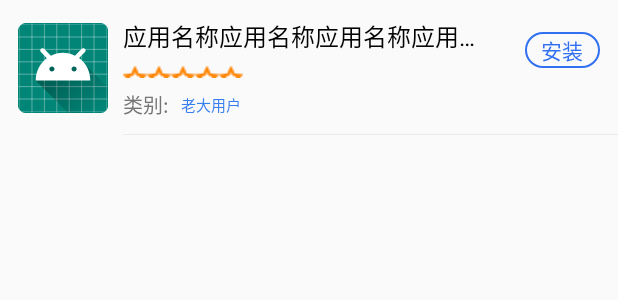
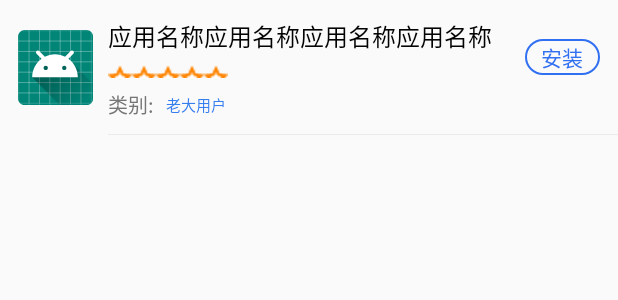
Before and after one commit to Zhangzhenguo-git/ShopApp_master, an Android app: the layout shop_item_layout.xml on its own in the app's theme, with its tools: preview values and no code run, on a phone screen of 412 x 824 dp. Shown: the top 300 px of the screen. Run offline under Robolectric (Android 15) with nearby library versions, the phone set to English and light mode, and no system bars.

Commit message:
应用商店，下载安装打开更新

```diff
--- a/app/src/main/java/com/dc/shopapp/model/InstallDownCallback.java
+++ b/app/src/main/java/com/dc/shopapp/model/InstallDownCallback.java
@@ -21,6 +21,14 @@ public class InstallDownCallback {
         this.mActivity=activity;
     }
 
+    /**
+     * 下载入口，根据需求添加各种参数，通过此方法调用网络请求下载接口
+     */
+    public void down(){
+//        下载中，下载文件，下载成功或失败通知在下方接口
+
+    }
+
 
     public interface setOnInstallDownListener{
         void onProgress();
--- /dev/null
+++ b/app/src/main/res/drawable/science_download_progress_horizontal.xml
@@ -0,0 +1,29 @@
+<?xml version="1.0" encoding="utf-8"?>
+<layer-list xmlns:android="http://schemas.android.com/apk/res/android">
+
+    <item android:id="@android:id/background">
+        <shape>
+            <corners android:radius="@dimen/dp_12" />
+            <solid android:color="#ff9cbcff" />
+        </shape>
+    </item>
+
+    <item android:id="@android:id/secondaryProgress">
+        <clip>
+            <shape>
+                <corners android:radius="@dimen/dp_12" />
+                <solid android:color="#ff9cbcff" />
+            </shape>
+        </clip>
+    </item>
+
+    <item android:id="@android:id/progress">
+        <clip>
+            <shape>
+                <corners android:radius="@dimen/dp_12" />
+                <solid android:color="#ff3270f2" />
+            </shape>
+        </clip>
+    </item>
+
+</layer-list>
--- /dev/null
+++ b/app/src/main/res/drawable/shop_ratingbar.xml
@@ -0,0 +1,17 @@
+<?xml version="1.0" encoding="utf-8"?>
+	<layer-list xmlns:android="http://schemas.android.com/apk/res/android">
+
+	<item
+	    android:id="@android:id/background"
+	    android:drawable="@drawable/shop_score">
+	</item>
+	<item
+	    android:id="@android:id/secondaryProgress"
+	    android:drawable="@drawable/shop_score">
+	</item>
+	<item
+	    android:id="@android:id/progress"
+	    android:drawable="@drawable/shop_score_select">
+	</item>
+
+	</layer-list>
--- a/app/src/main/res/layout/shop_item_layout.xml
+++ b/app/src/main/res/layout/shop_item_layout.xml
@@ -1,29 +1,30 @@
 <?xml version="1.0" encoding="utf-8"?>
 <androidx.constraintlayout.widget.ConstraintLayout xmlns:android="http://schemas.android.com/apk/res/android"
+    xmlns:app="http://schemas.android.com/apk/res-auto"
+    xmlns:tools="http://schemas.android.com/tools"
     android:layout_width="match_parent"
-    android:layout_height="@dimen/dp_90"
-    xmlns:app="http://schemas.android.com/apk/res-auto"
-    xmlns:tools="http://schemas.android.com/tools">
+    android:layout_height="@dimen/dp_90">
+
     <ImageView
         android:id="@+id/appListItemIvLogo"
-        android:layout_width="@dimen/dp_60"
-        android:layout_height="@dimen/dp_60"
+        android:layout_width="@dimen/dp_50"
+        android:layout_height="@dimen/dp_50"
+        android:layout_marginStart="@dimen/dp_12"
+        android:scaleType="fitXY"
+        app:layout_constraintBottom_toBottomOf="parent"
+        app:layout_constraintStart_toStartOf="parent"
         app:layout_constraintTop_toTopOf="parent"
-        app:layout_constraintStart_toStartOf="parent"
-        app:layout_constraintBottom_toBottomOf="parent"
-        android:layout_marginStart="@dimen/dp_12"
-        tools:src="@mipmap/ic_launcher"
-        android:scaleType="fitXY"/>
+        tools:src="@mipmap/ic_launcher" />
 
     <ImageView
         android:id="@+id/appListItemIvIconOnline"
         android:layout_width="@dimen/dp_10"
         android:layout_height="@dimen/dp_10"
+        android:scaleType="fitXY"
+        android:src="@mipmap/ic_launcher"
+        android:visibility="gone"
         app:layout_constraintEnd_toEndOf="@id/appListItemIvLogo"
-        app:layout_constraintTop_toTopOf="@id/appListItemIvLogo"
-        android:scaleType="fitXY"
-        android:visibility="gone"
-        android:src="@mipmap/ic_launcher"/>
+        app:layout_constraintTop_toTopOf="@id/appListItemIvLogo" />
 
 
     <androidx.constraintlayout.widget.Guideline
@@ -37,137 +38,136 @@
         android:id="@+id/appListItemTvTitle"
         android:layout_width="0dp"
         android:layout_height="wrap_content"
-        app:layout_constraintTop_toTopOf="parent"
-        app:layout_constraintStart_toEndOf="@id/appListItemIvLogo"
-        app:layout_constraintEnd_toEndOf="@id/guideline2"
-        app:layout_constraintBottom_toTopOf="@+id/rating"
         android:layout_marginStart="@dimen/dp_10"
-        tools:text="应用名称应用名称应用名称应用名称应用名称"
+        android:layout_marginTop="@dimen/dp_4"
+        android:ellipsize="end"
         android:singleLine="true"
-        android:ellipsize="end"
         android:textColor="@color/c_030303"
         android:textSize="@dimen/sp_16"
-        android:layout_marginTop="@dimen/dp_4"/>
+        app:layout_constraintBottom_toTopOf="@+id/rating"
+        app:layout_constraintEnd_toEndOf="@id/guideline2"
+        app:layout_constraintStart_toEndOf="@id/appListItemIvLogo"
+        app:layout_constraintTop_toTopOf="parent"
+        tools:text="应用名称应用名称应用名称应用名称" />
 
     <RatingBar
         android:id="@+id/rating"
         style="@style/scienceAppListItemRatingBar"
         android:layout_width="wrap_content"
         android:layout_height="wrap_content"
+        android:isIndicator="true"
         android:numStars="5"
         android:rating="0"
         android:stepSize="1"
-        android:isIndicator="true"
+        app:layout_constraintBottom_toTopOf="@+id/appListItemTvType"
         app:layout_constraintStart_toStartOf="@id/appListItemTvTitle"
-        app:layout_constraintTop_toBottomOf="@id/appListItemTvTitle"
-        app:layout_constraintBottom_toTopOf="@+id/appListItemTvType"
-        />
+        app:layout_constraintTop_toBottomOf="@id/appListItemTvTitle" />
 
     <TextView
         android:id="@+id/appListItemTvType"
         android:layout_width="wrap_content"
         android:layout_height="wrap_content"
-        app:layout_constraintStart_toStartOf="@id/appListItemTvTitle"
-        app:layout_constraintTop_toBottomOf="@id/rating"
-        app:layout_constraintBottom_toBottomOf="parent"
+        android:layout_marginBottom="@dimen/dp_2"
+        android:text="类别:"
         android:textColor="@color/c_757575"
         android:textSize="@dimen/sp_13"
-        android:text="类别:"
-        android:layout_marginBottom="@dimen/dp_2"/>
+        app:layout_constraintBottom_toBottomOf="parent"
+        app:layout_constraintStart_toStartOf="@id/appListItemTvTitle"
+        app:layout_constraintTop_toBottomOf="@id/rating" />
 
     <TextView
         android:id="@+id/appListItemTvAreaType"
         android:layout_width="wrap_content"
         android:layout_height="wrap_content"
-        app:layout_constraintTop_toTopOf="@id/appListItemTvType"
+        android:layout_marginStart="@dimen/dp_8"
+        android:background="@drawable/science_shape_area_type_bg"
+        android:textColor="@color/c_377eee"
+        android:textSize="@dimen/sp_10"
         app:layout_constraintBottom_toBottomOf="@id/appListItemTvType"
         app:layout_constraintStart_toEndOf="@id/appListItemTvType"
-        android:layout_marginStart="@dimen/dp_8"
-        android:textColor="@color/c_377eee"
-        android:textSize="@dimen/sp_10"
-        tools:text="老大用户"
-        android:background="@drawable/science_shape_area_type_bg"/>
+        app:layout_constraintTop_toTopOf="@id/appListItemTvType"
+        tools:text="老大用户" />
 
     <TextView
         android:id="@+id/appListItemTvInstall"
         android:layout_width="@dimen/dp_50"
         android:layout_height="@dimen/dp_24"
+        android:layout_marginTop="@dimen/dp_6"
+        android:layout_marginEnd="@dimen/dp_12"
+        android:background="@drawable/shop_item_open_bg"
         android:gravity="center"
+        android:text="安装"
+        android:textColor="@color/c_3270f2"
+        android:textSize="@dimen/sp_14"
         app:layout_constraintEnd_toEndOf="parent"
-        android:layout_marginEnd="@dimen/dp_12"
-        app:layout_constraintTop_toTopOf="@id/appListItemIvLogo"
-        android:layout_marginTop="@dimen/dp_6"
-        android:textSize="@dimen/sp_14"
-        android:textColor="@color/c_3270f2"
-        android:text="安装"
-        android:background="@drawable/shop_item_open_bg"
-        />
+        app:layout_constraintTop_toTopOf="@id/appListItemIvLogo" />
 
     <TextView
         android:id="@+id/appListItemTvOpen"
         android:layout_width="@dimen/dp_50"
         android:layout_height="@dimen/dp_24"
+        android:layout_marginTop="@dimen/dp_6"
+        android:layout_marginEnd="@dimen/dp_12"
+        android:background="@drawable/shop_item_install_bg"
         android:gravity="center"
-        app:layout_constraintEnd_toEndOf="parent"
-        android:layout_marginEnd="@dimen/dp_12"
-        app:layout_constraintTop_toTopOf="@id/appListItemIvLogo"
-        android:layout_marginTop="@dimen/dp_6"
-        android:textSize="@dimen/sp_14"
         android:text="打开"
         android:textColor="@color/white"
-        android:background="@drawable/shop_item_install_bg"
-        android:visibility="gone"/>
+        android:textSize="@dimen/sp_14"
+        android:visibility="gone"
+        app:layout_constraintEnd_toEndOf="parent"
+        app:layout_constraintTop_toTopOf="@id/appListItemIvLogo" />
 
     <TextView
         android:id="@+id/appListItemTvUpgrade"
         android:layout_width="@dimen/dp_50"
         android:layout_height="@dimen/dp_24"
+        android:layout_marginTop="@dimen/dp_6"
+        android:layout_marginEnd="@dimen/dp_12"
+        android:background="@drawable/shop_item_open_bg"
         android:gravity="center"
+        android:text="升级"
+        android:textColor="@color/c_3270f2"
+        android:textSize="@dimen/sp_14"
+        android:visibility="gone"
         app:layout_constraintEnd_toEndOf="parent"
-        android:layout_marginEnd="@dimen/dp_12"
-        app:layout_constraintTop_toTopOf="@id/appListItemIvLogo"
-        android:layout_marginTop="@dimen/dp_6"
-        android:textSize="@dimen/sp_14"
-        android:textColor="@color/c_3270f2"
-        android:text="升级"
-        android:background="@drawable/shop_item_open_bg"
-        android:visibility="gone"/>
+        app:layout_constraintTop_toTopOf="@id/appListItemIvLogo" />
 
     <ProgressBar
         android:id="@+id/appListItemProgressBar"
         style="@style/scienceProgressBarHorizontal"
         android:layout_width="@dimen/dp_50"
         android:layout_height="@dimen/dp_24"
+        android:layout_marginTop="@dimen/dp_6"
+        android:layout_marginEnd="@dimen/dp_12"
         app:layout_constraintEnd_toEndOf="parent"
         app:layout_constraintTop_toTopOf="@id/appListItemIvLogo"
-        android:layout_marginTop="@dimen/dp_6"
-        android:layout_marginEnd="@dimen/dp_12"
-        tools:progress="50"/>
+        tools:progress="50" />
 
     <TextView
         android:id="@+id/appListItemTvProgress"
         android:layout_width="wrap_content"
         android:layout_height="wrap_content"
+        android:textColor="@color/white"
         android:textSize="@dimen/sp_14"
-        android:textColor="@color/white"
-        tools:text="50%"
+        app:layout_constraintBottom_toBottomOf="@id/appListItemProgressBar"
+        app:layout_constraintEnd_toEndOf="@id/appListItemProgressBar"
+        app:layout_constraintStart_toStartOf="@id/appListItemProgressBar"
         app:layout_constraintTop_toTopOf="@id/appListItemProgressBar"
-        app:layout_constraintBottom_toBottomOf="@id/appListItemProgressBar"
-        app:layout_constraintStart_toStartOf="@id/appListItemProgressBar"
-        app:layout_constraintEnd_toEndOf="@id/appListItemProgressBar"/>
+        tools:text="50%" />
 
     <androidx.constraintlayout.widget.Group
         android:id="@+id/appListItemProgressGroup"
         android:layout_width="wrap_content"
         android:layout_height="wrap_content"
-        app:constraint_referenced_ids="appListItemProgressBar,appListItemTvProgress"
-        android:visibility="gone"/>
+        android:visibility="gone"
+        app:constraint_referenced_ids="appListItemProgressBar,appListItemTvProgress" />
 
     <View
+        android:id="@+id/view"
         android:layout_width="0dp"
         android:layout_height="@dimen/dp_0_5"
-        app:layout_constraintStart_toStartOf="@id/appListItemTvTitle"
+        android:background="@color/c_ebebeb"
+        app:layout_constraintBottom_toBottomOf="parent"
         app:layout_constraintEnd_toEndOf="parent"
-        app:layout_constraintBottom_toBottomOf="parent"
-        android:background="@color/c_ebebeb"/>
+        app:layout_constraintStart_toStartOf="@id/appListItemTvTitle" />
 </androidx.constraintlayout.widget.ConstraintLayout>
--- a/app/src/main/res/values/styles.xml
+++ b/app/src/main/res/values/styles.xml
@@ -8,13 +8,16 @@
         <item name="colorAccent">@color/colorAccent</item>
     </style>
 
-    <style name="scienceAppListItemRatingBar">
+    <style name="scienceAppListItemRatingBar" parent="@android:style/Widget.RatingBar">
         <item name="android:progressDrawable">@drawable/science_drawable_ratingbar</item>
         <item name="android:minHeight">8dip</item>
         <item name="android:maxHeight">8dip</item>
     </style>
-
-    <style name="scienceProgressBarHorizontal"></style>
-
+    <style name="scienceProgressBarHorizontal" parent="@android:style/Widget.ProgressBar.Horizontal">
+        <item name="android:indeterminateOnly">false</item>
+        <item name="android:progressDrawable">@drawable/science_download_progress_horizontal</item>
+        <item name="android:minHeight">@dimen/dp_24</item>
+        <item name="android:maxHeight">@dimen/dp_24</item>
+    </style>
 
 </resources>
```
Also changed, not shown: app/src/main/res/drawable/shop_score.png (added), app/src/main/res/drawable/shop_score_select.png (added).
